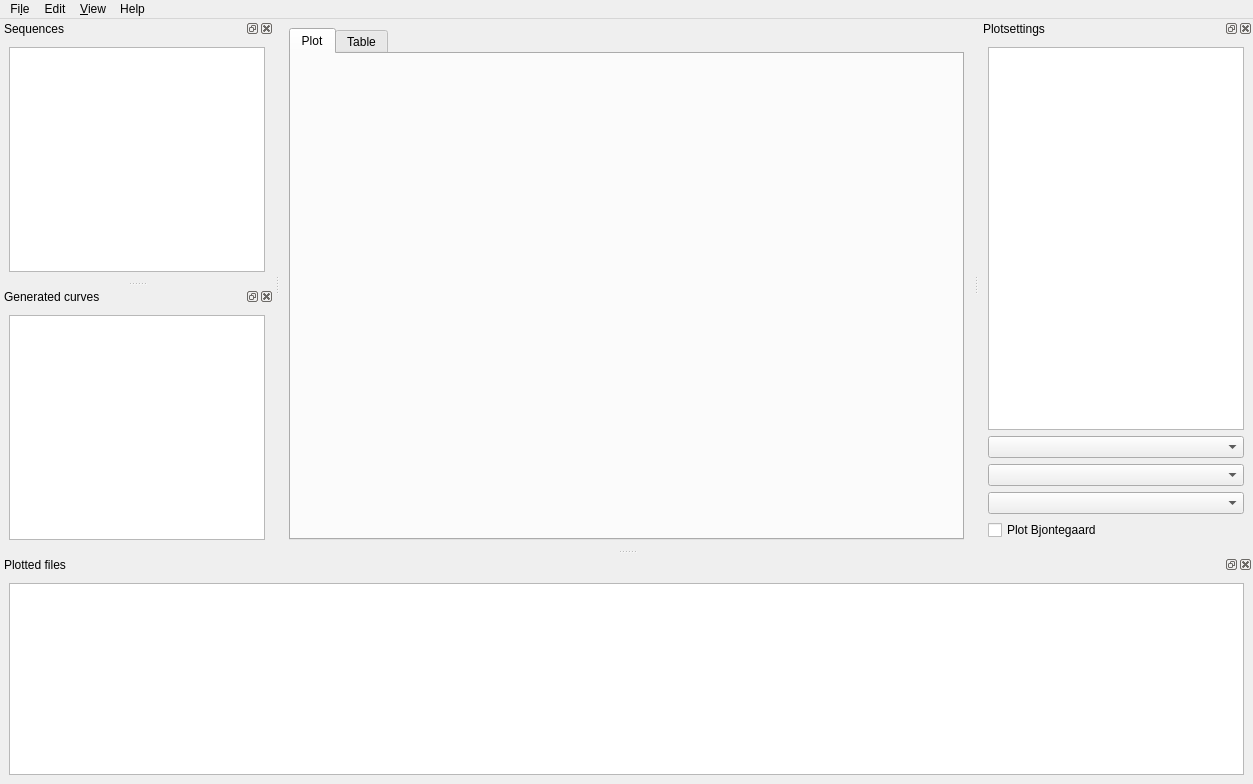
First picture: the form in src/rdplot/ui/mainWindow.ui, repository IENT/RDPlot, before the edit.
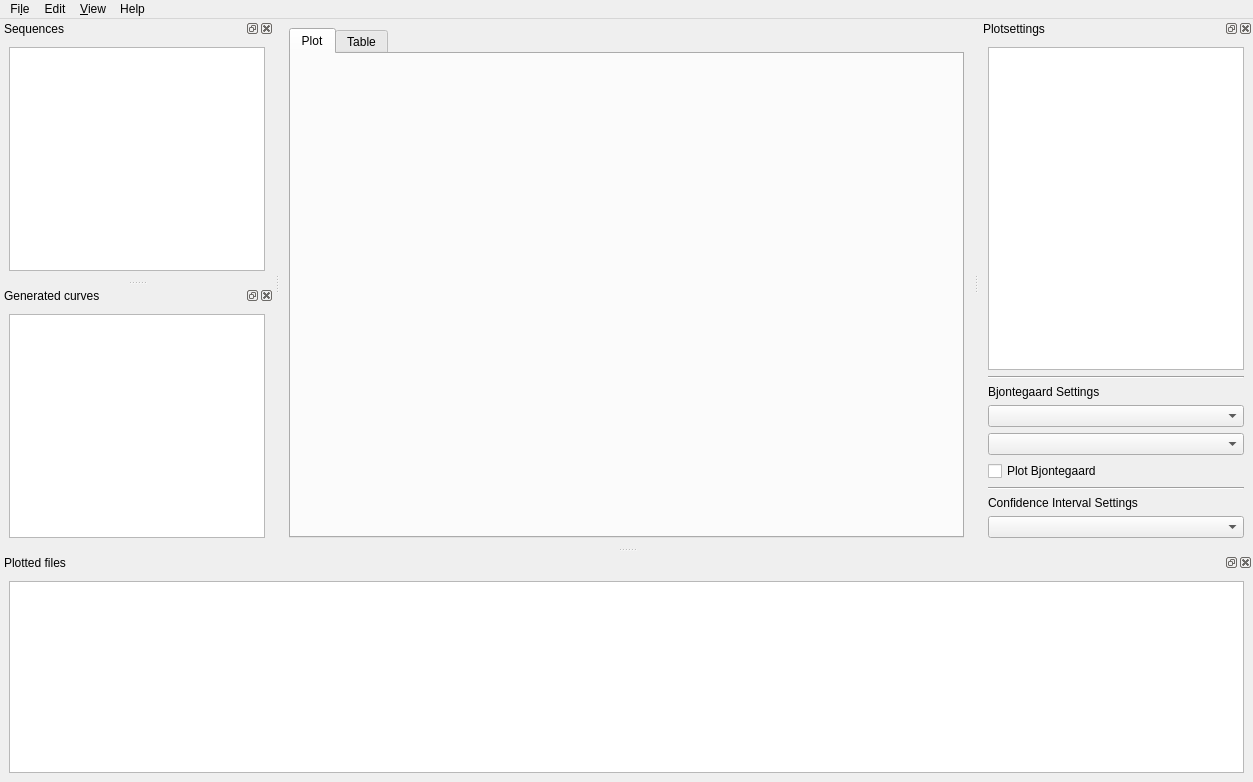
Second picture: the form after the edit. Custom widgets are drawn as their Qt base class.

Commit message: Set status widget as hidden by default

Patch:
```diff
--- a/src/rdplot/ui/mainWindow.ui
+++ b/src/rdplot/ui/mainWindow.ui
@@ -7,7 +7,7 @@
     <x>0</x>
     <y>0</y>
     <width>1253</width>
-    <height>784</height>
+    <height>782</height>
    </rect>
   </property>
   <property name="windowTitle">
@@ -209,7 +209,7 @@
    <property name="minimumSize">
     <size>
      <width>200</width>
-     <height>251</height>
+     <height>329</height>
     </size>
    </property>
    <property name="autoFillBackground">
@@ -239,6 +239,20 @@
        </attribute>
       </widget>
      </item>
+     <item>
+      <widget class="Line" name="line">
+       <property name="orientation">
+        <enum>Qt::Horizontal</enum>
+       </property>
+      </widget>
+     </item>
+     <item>
+      <widget class="QLabel" name="label">
+       <property name="text">
+        <string>Bjontegaard Settings</string>
+       </property>
+      </widget>
+     </item>
      <item>
       <widget class="QComboBox" name="combo_interp">
        <property name="currentText">
@@ -249,16 +263,6 @@
      <item>
       <widget class="QComboBox" name="combo_rate_psnr"/>
      </item>
-     <item>
-      <widget class="QComboBox" name="combo_ci">
-       <property name="enabled">
-        <bool>true</bool>
-       </property>
-       <property name="currentText">
-        <string/>
-       </property>
-      </widget>
-     </item>
      <item>
       <widget class="QCheckBox" name="checkBox_bdplot">
        <property name="text">
@@ -266,6 +270,30 @@
        </property>
       </widget>
      </item>
+     <item>
+      <widget class="Line" name="line_2">
+       <property name="orientation">
+        <enum>Qt::Horizontal</enum>
+       </property>
+      </widget>
+     </item>
+     <item>
+      <widget class="QLabel" name="label_2">
+       <property name="text">
+        <string>Confidence Interval Settings</string>
+       </property>
+      </widget>
+     </item>
+     <item>
+      <widget class="QComboBox" name="combo_ci">
+       <property name="enabled">
+        <bool>true</bool>
+       </property>
+       <property name="currentText">
+        <string/>
+       </property>
+      </widget>
+     </item>
     </layout>
    </widget>
   </widget>
```
Left out of the diff: 3 changed lines with no effect on the pictures. The commit also changes 1 other file.
